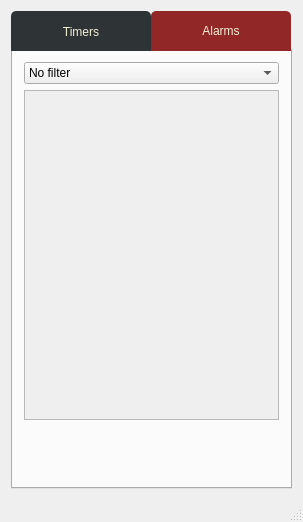
This is Lab2/mainwindow.ui in JustTaya/uniProjects_secondYear as Qt 5 draws it before an edit. The edited form follows.
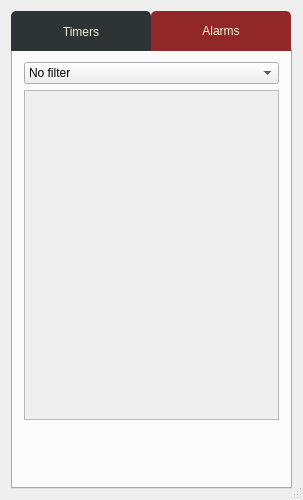
This is the edited form. Icons and pictures are not drawn.

```diff
--- a/Lab2/mainwindow.ui
+++ b/Lab2/mainwindow.ui
@@ -10,6 +10,12 @@
     <height>500</height>
    </rect>
   </property>
+  <property name="minimumSize">
+   <size>
+    <width>303</width>
+    <height>500</height>
+   </size>
+  </property>
   <property name="windowTitle">
    <string>SmartTimer</string>
   </property>
```
